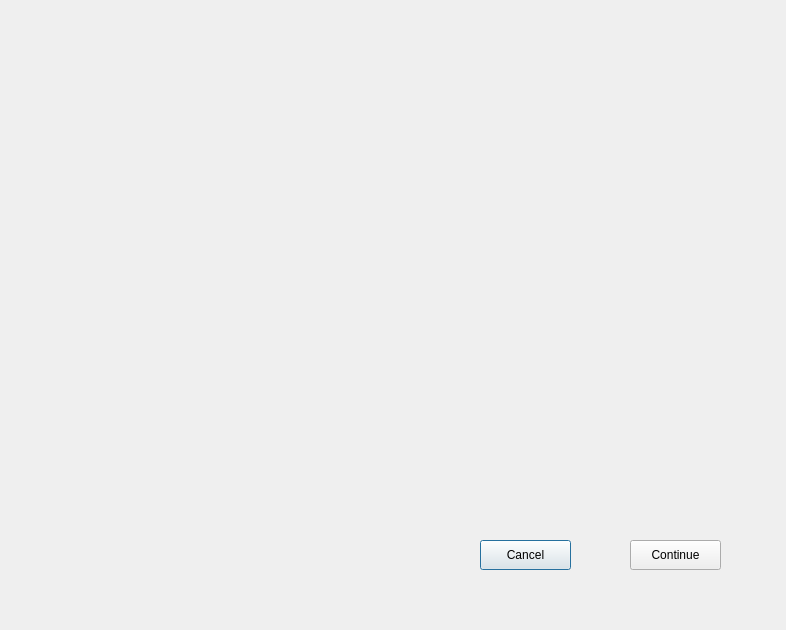
dwarfovich/Bomberman, file src/gui/campaign_game_over_dialog.ui: the form before one commit.
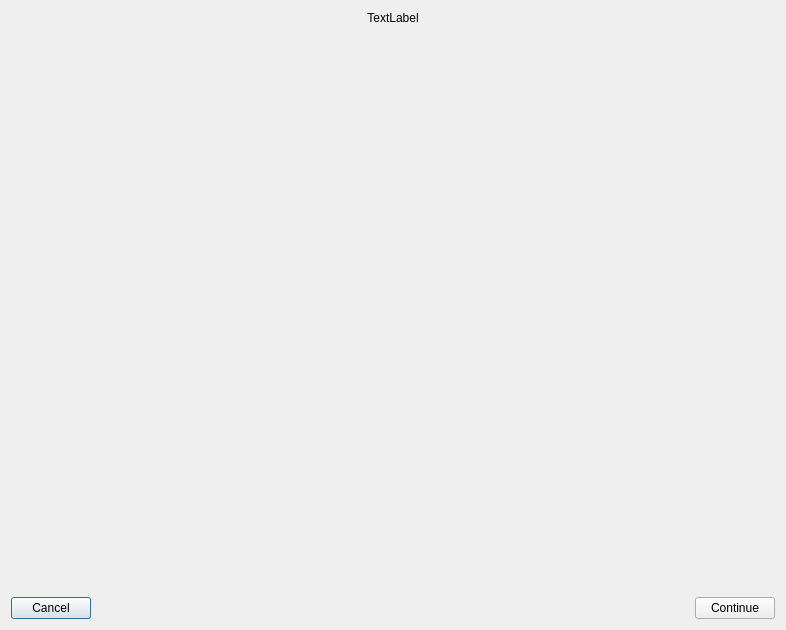
The form after the commit.

The edit to the form file:
```diff
--- a/src/gui/campaign_game_over_dialog.ui
+++ b/src/gui/campaign_game_over_dialog.ui
@@ -13,32 +13,66 @@
   <property name="windowTitle">
    <string>Dialog</string>
   </property>
+  <layout class="QGridLayout" name="gridLayout">
+   <item row="0" column="0">
+    <layout class="QVBoxLayout" name="verticalLayout">
+     <item>
+      <widget class="QLabel" name="gameResultLabel">
+       <property name="text">
+        <string>TextLabel</string>
+       </property>
+       <property name="alignment">
+        <set>Qt::AlignCenter</set>
+       </property>
+      </widget>
+     </item>
+     <item>
+      <spacer name="verticalSpacer">
+       <property name="orientation">
+        <enum>Qt::Vertical</enum>
+       </property>
+       <property name="sizeHint" stdset="0">
+        <size>
+         <width>20</width>
+         <height>40</height>
+        </size>
+       </property>
+      </spacer>
+     </item>
+     <item>
+      <layout class="QHBoxLayout" name="horizontalLayout">
+       <item>
   <widget class="QPushButton" name="cancelButton">
-   <property name="geometry">
-    <rect>
-     <x>480</x>
-     <y>540</y>
-     <width>91</width>
-     <height>30</height>
-    </rect>
-   </property>
    <property name="text">
     <string>Cancel</string>
    </property>
   </widget>
+       </item>
+       <item>
+        <spacer name="horizontalSpacer">
+         <property name="orientation">
+          <enum>Qt::Horizontal</enum>
+         </property>
+         <property name="sizeHint" stdset="0">
+          <size>
+           <width>40</width>
+           <height>20</height>
+          </size>
+         </property>
+        </spacer>
+       </item>
+       <item>
   <widget class="QPushButton" name="continueButton">
-   <property name="geometry">
-    <rect>
-     <x>630</x>
-     <y>540</y>
-     <width>91</width>
-     <height>30</height>
-    </rect>
-   </property>
    <property name="text">
     <string>Continue</string>
    </property>
   </widget>
+       </item>
+      </layout>
+     </item>
+    </layout>
+   </item>
+  </layout>
  </widget>
  <resources/>
  <connections/>
```
Lines whose indentation alone changed are shown as unchanged.
